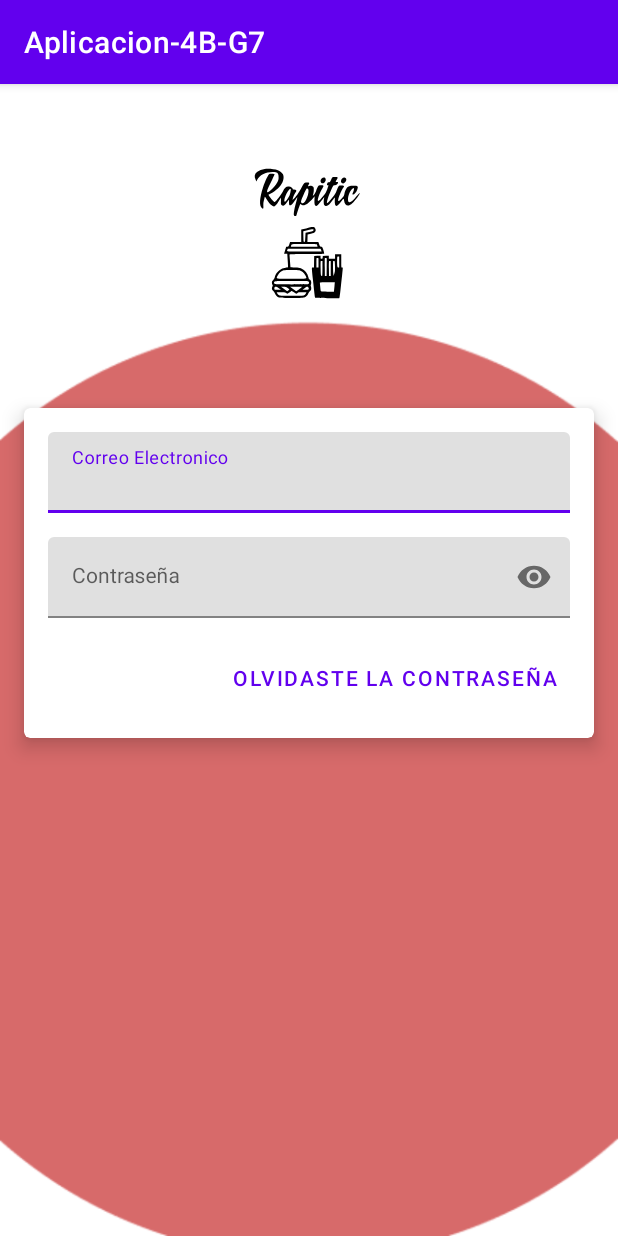
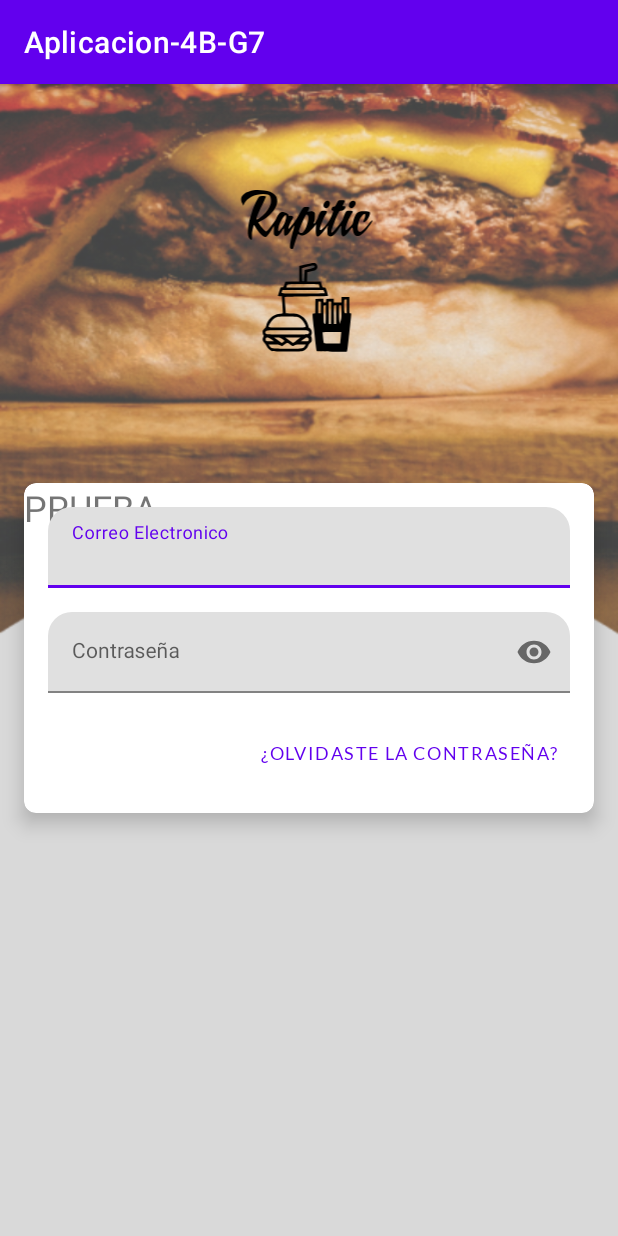
Before and after one commit to AndresMolina09/MinticMobile, an Android app: the LoginActivity screen opened directly, with no data from a screen before it, on a phone screen of 412 x 824 dp. Run offline under Robolectric (Android 15) with nearby library versions, the phone set to English and light mode, and no system bars.

Commit message:
v1.4
Cambios aun pendientes de login

```diff
--- a/app/src/main/AndroidManifest.xml
+++ b/app/src/main/AndroidManifest.xml
@@ -27,6 +27,10 @@
                 <category android:name="android.intent.category.LAUNCHER" />
             </intent-filter>
         </activity>
+
+        <meta-data
+            android:name="preloaded_fonts"
+            android:resource="@array/preloaded_fonts" />
     </application>
 
 </manifest>
--- a/app/src/main/res/layout/activity_login.xml
+++ b/app/src/main/res/layout/activity_login.xml
@@ -9,8 +9,8 @@
 
     <ImageView
         android:id="@+id/login_logo"
-        android:layout_width="200dp"
-        android:layout_height="200dp"
+        android:layout_width="300dp"
+        android:layout_height="250dp"
         android:src="@drawable/logo"
         android:scaleType="fitCenter"
         app:layout_constraintEnd_toEndOf="parent"
--- a/app/src/main/res/layout/fragment_login.xml
+++ b/app/src/main/res/layout/fragment_login.xml
@@ -16,7 +16,16 @@
         android:layout_height="wrap_content"
         app:cardElevation="@dimen/card_elevation">
 
+        <TextView
+            android:id="@+id/text_bienvenida"
+            android:text="PRUEBA"
+            android:textSize="24dp"
+            android:layout_width="match_parent"
+            android:layout_height="match_parent"
+            />
+
         <androidx.constraintlayout.widget.ConstraintLayout
+            app:layout_constraintTop_toTopOf="@id/text_bienvenida"
             android:layout_width="match_parent"
             android:layout_height="match_parent"
             android:layout_margin="@dimen/default_margin">
@@ -61,13 +70,15 @@
             </com.google.android.material.textfield.TextInputLayout>
 
             <com.google.android.material.button.MaterialButton
+                style="@style/Widget.MaterialComponents.Button.TextButton"
                 android:layout_width="wrap_content"
                 android:layout_height="wrap_content"
-                app:layout_constraintTop_toBottomOf="@id/login_password_layout"
+                android:layout_marginVertical="@dimen/default_margin"
+                android:fontFamily="@font/lato"
+                android:text="@string/forgot_label"
+                android:textAppearance="@style/Butoon.Mintic"
                 app:layout_constraintEnd_toEndOf="parent"
-                android:layout_marginVertical="@dimen/default_margin"
-                style="@style/Widget.MaterialComponents.Button.TextButton"
-                android:text="Olvidaste la contraseña">
+                app:layout_constraintTop_toBottomOf="@id/login_password_layout">
 
             </com.google.android.material.button.MaterialButton>
 
--- a/app/src/main/res/values/dimens.xml
+++ b/app/src/main/res/values/dimens.xml
@@ -4,4 +4,9 @@
     <dimen name="big_margin">48dp</dimen>
     <dimen name="card_elevation">8dp</dimen>
     <dimen name="default_margin">16dp</dimen>
+    <dimen name="small_margin">8dp</dimen>
+    <dimen name="corner_size">16dp</dimen>
+    <dimen name="corner_size_md">8dp</dimen>
+    <dimen name="corner_size_lg">4dp</dimen>
+    <dimen name="button_text_size">12sp</dimen>
 </resources>
--- a/app/src/main/res/values/strings.xml
+++ b/app/src/main/res/values/strings.xml
@@ -4,4 +4,5 @@
     <string name="hello_blank_fragment">Hello blank fragment</string>
     <string name="email_hint">Correo Electronico</string>
     <string name="password_hint">Contraseña</string>
+    <string name="forgot_label">¿Olvidaste la contraseña?</string>
 </resources>
--- a/app/src/main/res/values/themes.xml
+++ b/app/src/main/res/values/themes.xml
@@ -12,6 +12,12 @@
         <!-- Status bar color. -->
         <item name="android:statusBarColor" tools:targetApi="l">?attr/colorPrimaryVariant</item>
         <!-- Customize your theme here. -->
+
+        <item name="shapeAppearanceSmallComponent">@style/ShapeApparance.Mintic.SmallComponents</item>
+        <item name="shapeAppearanceMediumComponent">@style/ShapeApparance.Mintic.MediumComponents</item>
+        <item name="shapeAppearanceLargeComponent">@style/ShapeApparance.Mintic.LargeComponents</item>
+
+
     </style>
 
     <style name="Theme.Aplicacion4BG7.NoActionBar">
@@ -19,6 +25,27 @@
         <item name="windowNoTitle">true</item>
     </style>
 
+    <style name="ShapeApparance.Mintic.SmallComponents" parent="ShapeAppearance.MaterialComponents.SmallComponent">
+        <item name="cornerFamily">rounded</item>
+        <item name="cornerSize">@dimen/corner_size</item>
+    </style>
+
+    <style name="ShapeApparance.Mintic.MediumComponents" parent="ShapeAppearance.MaterialComponents.MediumComponent">
+        <item name="cornerFamily">rounded</item>
+        <item name="cornerSize">@dimen/corner_size_md</item>
+    </style>
+
+    <style name="ShapeApparance.Mintic.LargeComponents" parent="ShapeAppearance.MaterialComponents.LargeComponent">
+        <item name="cornerFamily">rounded</item>
+        <item name="cornerSize">@dimen/corner_size_lg</item>
+    </style>
+
+    <style name="Butoon.Mintic" parent="TextAppearance.MaterialComponents.Button">
+        <item name="fontFamily">@font/lato_bold</item>
+        <item name="android:textSize">@dimen/button_text_size</item>
+        <item name="android:textColor">@color/black</item>
+    </style>
+
     <style name="Theme.Aplicacion4BG7.AppBarOverlay" parent="ThemeOverlay.AppCompat.Dark.ActionBar" />
 
     <style name="Theme.Aplicacion4BG7.PopupOverlay" parent="ThemeOverlay.AppCompat.Light" />
```
Also changed, not shown: app/src/main/res/drawable-v24/fondo_login.PNG (deleted), app/src/main/res/drawable/fondo_login.PNG (added), app/src/main/res/font/lato.ttf (added), app/src/main/res/font/lato_bold.ttf (added).
